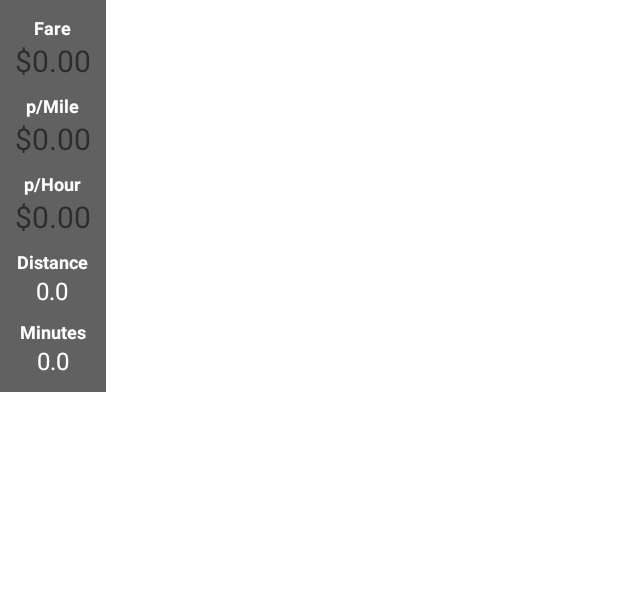
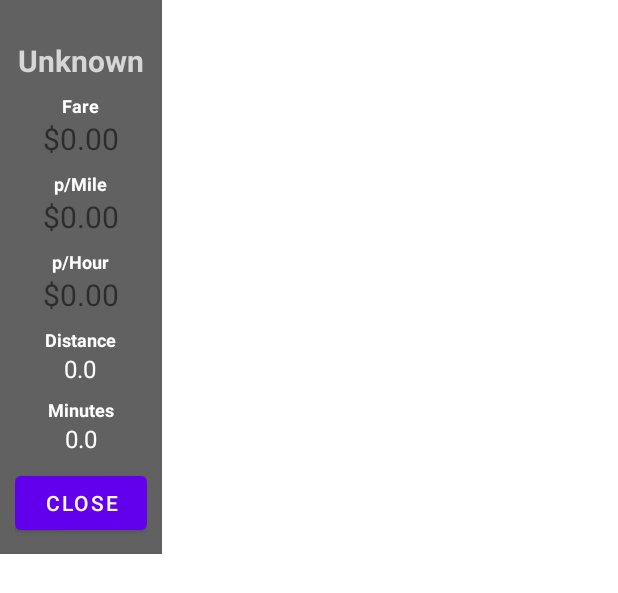
Before and after one commit to Jizar07/RideTracker, an Android app: the layout floating_overlay.xml on its own in the app's theme, with its tools: preview values and no code run, on a phone screen of 412 x 824 dp. Shown: the top 593 px of the screen. Run offline under Robolectric (Android 15) with nearby library versions, the phone set to English and light mode, and no system bars.

Commit message:
changes: Added close button to overlay ajust calculation for trip longer than 60 mins. added Ride Type to top of overlay.

```diff
--- a/app/src/main/res/layout/floating_overlay.xml
+++ b/app/src/main/res/layout/floating_overlay.xml
@@ -8,6 +8,35 @@ android:orientation="vertical"
 android:background="#616161"
 android:padding="10dp"
 android:gravity="center">
+
+    <!-- New Block: Ride Type -->
+    <LinearLayout
+        android:layout_width="wrap_content"
+        android:layout_height="wrap_content"
+        android:orientation="vertical"
+        android:gravity="center"
+        android:layout_marginBottom="8dp">
+
+        <TextView
+            android:id="@+id/tvRideTypeLabel"
+            android:layout_width="wrap_content"
+            android:layout_height="wrap_content"
+            android:text=""
+            android:textStyle="bold"
+            android:textColor="@color/white"
+            android:textSize="12sp" />
+
+        <TextView
+            android:id="@+id/tvRideTypeValue"
+            android:layout_width="wrap_content"
+            android:layout_height="wrap_content"
+            android:text="Unknown"
+            android:textStyle="bold"
+            android:textColor="@color/quantum_lightblueA400"
+            android:textSize="20sp"
+            android:maxLines="2"
+            android:ellipsize="end" />
+    </LinearLayout>
 
     <!-- Block 1: Fare -->
     <LinearLayout
@@ -125,4 +154,11 @@ android:gravity="center">
         android:textSize="16sp" />
 </LinearLayout>
 
+    <Button
+        android:id="@+id/btnCloseOverlay"
+        android:layout_width="wrap_content"
+        android:layout_height="wrap_content"
+        android:text="Close"
+        android:layout_marginTop="8dp" />
+
 </LinearLayout>
```
Also changed, not shown: app/src/main/java/com/stoffeltech/ridetracker/FloatingOverlayService.kt (+26 -9 lines), app/src/main/java/com/stoffeltech/ridetracker/ScreenCaptureService.kt (+13 -5 lines). Lines whose indentation alone changed are shown as unchanged.
